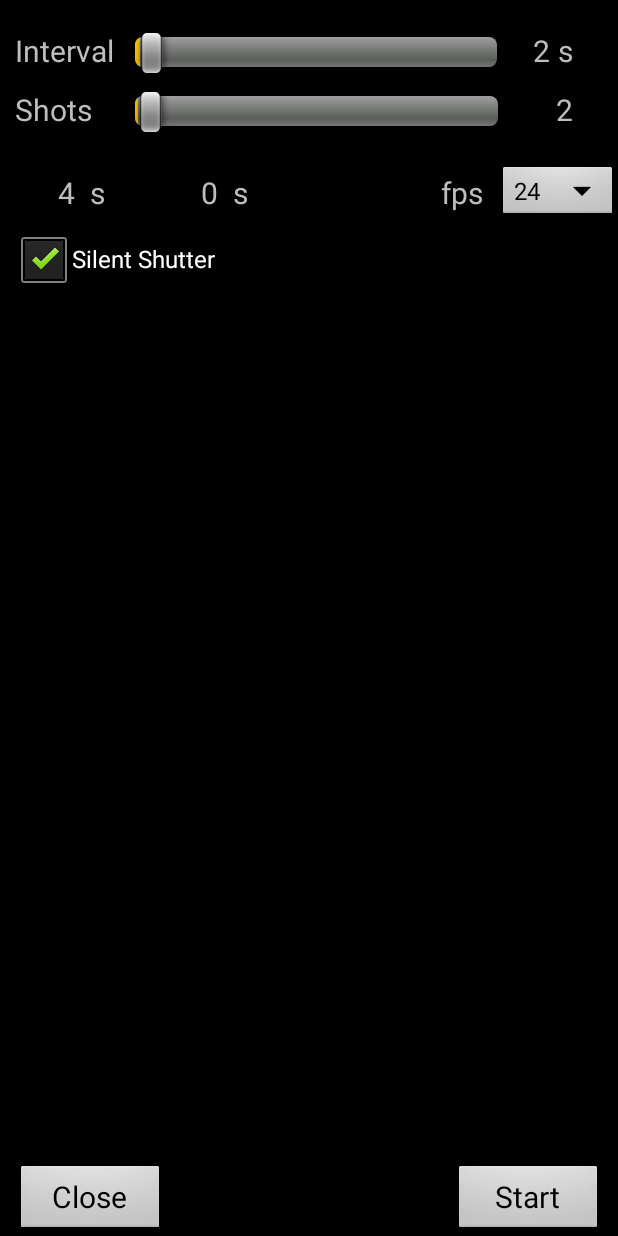
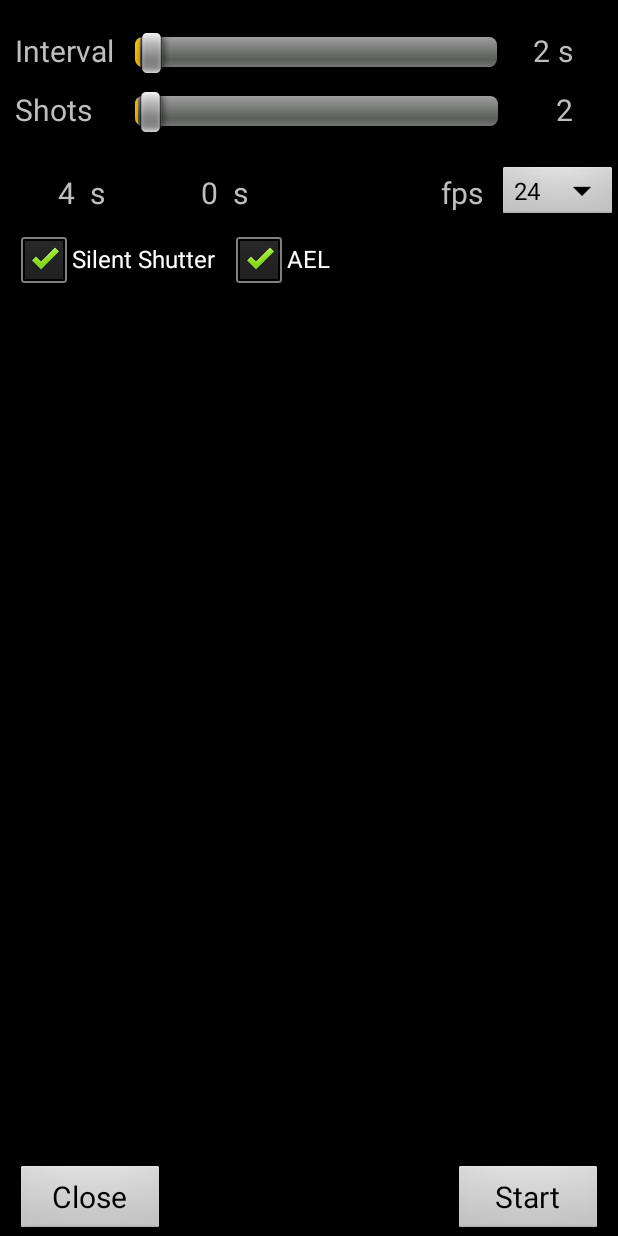
Before and after one commit to jonasjuffinger/TimeLapse, an Android app: the screen it shows after launch (SettingsActivity), on a phone screen of 412 x 824 dp. Run offline under Robolectric (Android 15) with nearby library versions, the phone set to English and light mode, and no system bars; libraries missing offline, so code that uses them is left out: com.sony.scalar; pictures from the network do not load; 4 statements that could not run were skipped.

```diff
--- a/app/src/main/java/com/jonasjuffinger/timelapse/Settings.java
+++ b/app/src/main/java/com/jonasjuffinger/timelapse/Settings.java
@@ -15,11 +15,13 @@ class Settings {
     private static final String EXTRA_SHOTCOUNT = "com.jonasjuffinger.timelapse.SHOTCOUNT";
     private static final String EXTRA_DISPLAYOFF = "com.jonasjuffinger.timelapse.DISPLAYOFF";
     private static final String EXTRA_SILENTSHUTTER = "com.jonasjuffinger.timelapse.SILENTSHUTTER";
+    private static final String EXTRA_AEL = "com.jonasjuffinger.timelapse.AEL";
 
     int interval, rawInterval;
     int shotCount, rawShotCount;
     boolean displayOff;
     boolean silentShutter;
+    boolean ael;
     int fps;    // index
 
     Settings() {
@@ -29,14 +31,16 @@ class Settings {
         rawShotCount = 1;
         displayOff = false;
         silentShutter = true;
+        ael = true;
         fps = 0;
     }
 
-    public Settings(int interval, int shotCount, boolean displayOff, boolean silentShutter) {
+    public Settings(int interval, int shotCount, boolean displayOff, boolean silentShutter, boolean ael) {
         this.interval = interval;
         this.shotCount = shotCount;
         this.displayOff = displayOff;
         this.silentShutter = silentShutter;
+        this.ael = ael;
     }
 
     void putInIntent(Intent intent) {
@@ -44,6 +48,7 @@ class Settings {
         intent.putExtra(EXTRA_SHOTCOUNT, shotCount);
         intent.putExtra(EXTRA_DISPLAYOFF, displayOff);
         intent.putExtra(EXTRA_SILENTSHUTTER, silentShutter);
+        intent.putExtra(EXTRA_AEL, ael);
     }
 
     static Settings getFromIntent(Intent intent) {
@@ -51,7 +56,8 @@ class Settings {
                 intent.getIntExtra(EXTRA_INTERVAL, 1),
                 intent.getIntExtra(EXTRA_SHOTCOUNT, 1),
                 intent.getBooleanExtra(EXTRA_DISPLAYOFF, false),
-                intent.getBooleanExtra(EXTRA_SILENTSHUTTER, false)
+                intent.getBooleanExtra(EXTRA_SILENTSHUTTER, false),
+                intent.getBooleanExtra(EXTRA_AEL, false)
         );
     }
 
@@ -62,6 +68,7 @@ class Settings {
         editor.putInt("interval", rawInterval);
         editor.putInt("shotCount", rawShotCount);
         editor.putBoolean("silentShutter", silentShutter);
+        editor.putBoolean("ael", ael);
         editor.putInt("fps", fps);
         editor.apply();
     }
@@ -72,6 +79,7 @@ class Settings {
         rawInterval = sharedPref.getInt("interval", rawInterval);
         rawShotCount = sharedPref.getInt("shotCount", rawShotCount);
         silentShutter = sharedPref.getBoolean("silentShutter", silentShutter);
+        ael = sharedPref.getBoolean("ael", ael);
         fps = sharedPref.getInt("fps", fps);
     }
 }
--- a/app/src/main/java/com/jonasjuffinger/timelapse/SettingsActivity.java
+++ b/app/src/main/java/com/jonasjuffinger/timelapse/SettingsActivity.java
@@ -38,6 +38,7 @@ public class SettingsActivity extends BaseActivity
     private Spinner spnFps;
 
     private CheckBox cbSilentShutter;
+    private CheckBox cbAEL;
 
     @Override
     protected void onCreate(Bundle savedInstanceState)
@@ -72,6 +73,7 @@ public class SettingsActivity extends BaseActivity
         sbShots = (AdvancedSeekBar) findViewById(R.id.sbShots);
         spnFps = (Spinner) findViewById(R.id.spnFps);
         cbSilentShutter = (CheckBox) findViewById(R.id.cbSilentShutter);
+        cbAEL = (CheckBox) findViewById(R.id.cbAEL);
 
         sbInterval.setMax(83);
         sbInterval.setOnSeekBarChangeListener(sbIntervalOnSeekBarChangeListener);
@@ -87,6 +89,9 @@ public class SettingsActivity extends BaseActivity
         cbSilentShutter.setChecked(settings.silentShutter);
         cbSilentShutter.setOnCheckedChangeListener(cbSilentShutterOnCheckListener);
         //cbSilentShutter.setVisibility(View.INVISIBLE);
+
+        cbAEL.setChecked(settings.ael);
+        cbAEL.setOnCheckedChangeListener(cbAELOnCheckListener);
 
         //try {
             //CameraEx cameraEx = CameraEx.open(0, null);
@@ -214,6 +219,13 @@ public class SettingsActivity extends BaseActivity
         }
     };
 
+    CheckBox.OnCheckedChangeListener cbAELOnCheckListener = new CheckBox.OnCheckedChangeListener() {
+        @Override
+        public void onCheckedChanged(CompoundButton compoundButton, boolean b) {
+            settings.ael = b;
+        }
+    };
+
     void updateTimes() {
         if(settings.shotCount == Integer.MAX_VALUE)
         {
--- a/app/src/main/res/layout/activity_settings.xml
+++ b/app/src/main/res/layout/activity_settings.xml
@@ -176,6 +176,16 @@
                 android:layout_marginLeft="10dp"
                 android:checked="true"
                 android:text="Silent Shutter" />
+
+            <CheckBox
+                    android:id="@+id/cbAEL"
+                    android:layout_width="wrap_content"
+                    android:layout_height="wrap_content"
+                    android:layout_alignParentTop="true"
+                    android:layout_marginLeft="10dp"
+                    android:checked="true"
+                    android:layout_toRightOf="@id/cbSilentShutter"
+                    android:text="AEL" />
         </RelativeLayout>
     </LinearLayout>
 
```
Also changed, not shown: app/src/main/java/com/jonasjuffinger/timelapse/ShootActivity.java (+12 -1 lines).
